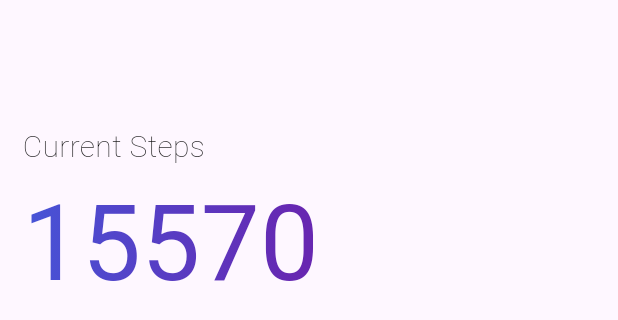
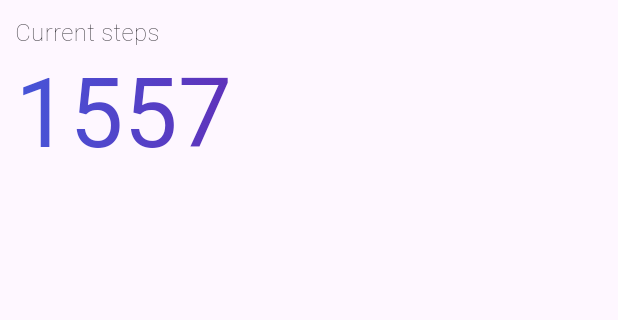
Before and after one commit to maesung-git-company/contract, a Flutter app: the StepIndicator widget shown alone on an empty page, opened directly, on a phone screen of 412 x 824 dp. Shown: the top 320 px of the screen. Run offline on Flutter 3.47's test engine with Material 3 defaults, Android fonts, the phone set to English and light mode, and no system bars; our stand-ins replace flutter_dotenv, pedometer, percent_indicator, permission_handler, shared_preferences, supabase_flutter; accounts and stored records are empty; project files that could hold a hidden picture were left out.

Commit message:
Re:home_page.dart

```diff
--- a/lib/page/home/home_page.dart
+++ b/lib/page/home/home_page.dart
@@ -4,6 +4,7 @@ import 'package:flutter/material.dart';
 import 'package:contract/widget/info_box.dart';
 import '../../core/global.dart';
 import '../../structure/class/user_data.dart';
+import 'package:percent_indicator/percent_indicator.dart';
 
 
 // Color Codes
@@ -118,7 +119,7 @@ class _HomePageState extends State<HomePage> {
                           theWidth: double.infinity,
                           theHeight: double.infinity,
                           theChild: Center(
-                            child: Text('hello'),
+                            child: StepProgress(),
                           )
                         )
                       )
@@ -155,42 +156,35 @@ class StepIndicator extends StatefulWidget {
 class _StepIndicatorState extends State<StepIndicator> {
   @override
   Widget build(BuildContext context) {
-    return SizedBox(
+    return Container(
+      margin: EdgeInsets.all(10),
       child: Column(
         children: [
-          Flexible(
-            flex: 15,
-            child: Container(
-              margin: EdgeInsets.fromLTRB(15, 10, 0, 0),
-              child: Align(
-                alignment: Alignment.bottomLeft,
-                child: Text('Current Steps', style: TextStyle(fontSize: 20, color: Colors.black, fontWeight: FontWeight.w100)),
+          SizedBox(
+            height: 20,
+            child: Align(
+              alignment: Alignment.bottomLeft,
+              child: Text('Current steps',
+                style: TextStyle(
+                  fontSize: 16,
+                  fontWeight: FontWeight.w100
+                )
               ),
-            )
+            ),
           ),
-          Flexible(
-            flex: 35,
-            child: Container(
-              margin: EdgeInsets.fromLTRB(15, 0, 10, 0),
-                child: Align(
-                 alignment: Alignment.topLeft,
-                  child: Text('15570',style: TextStyle(
-                   fontSize: 70,
-                  foreground: Paint()..shader = linearGradient
-                   ),
-                  overflow: TextOverflow.ellipsis,
-                  maxLines: 2,
+          SizedBox(
+            child: Align(
+              alignment: Alignment.topLeft,
+              child: Text(
+                '1557', // todo 내가 싸줄꼐
+                style: TextStyle(
+                  fontSize: 64,
+                  foreground: Paint()..shader = linearGradient,
                 ),
               ),
             ),
           ),
-          Flexible(
-            flex: 60,
-            child: Container(
-
-            ),
-          )
-        ],
+        ]
       ),
     );
   }
@@ -277,3 +271,24 @@ class _theDrawerState extends State<theDrawer> {
     return const Placeholder();
   }
 }
+
+class StepProgress extends StatefulWidget {
+  const StepProgress({super.key});
+
+  @override
+  State<StepProgress> createState() => _StepProgressState();
+}
+
+class _StepProgressState extends State<StepProgress> {
+  @override
+  Widget build(BuildContext context) {
+    return SizedBox(
+      child: CircularPercentIndicator(
+        radius: 80.0,
+        lineWidth: 15.0,
+        percent: 0.7, // todo 걸음수/10000 해 "줘"
+        center: Text('hehe'),
+      )
+    );
+  }
+}
--- a/pubspec.yaml
+++ b/pubspec.yaml
@@ -41,6 +41,7 @@ dependencies:
   shared_preferences: ^2.2.3
   permission_handler: ^11.3.1
   uuid: ^4.4.0
+  percent_indicator: ^4.2.3
 
 
 
```
Also changed, not shown: pubspec.lock, 1 other file.
